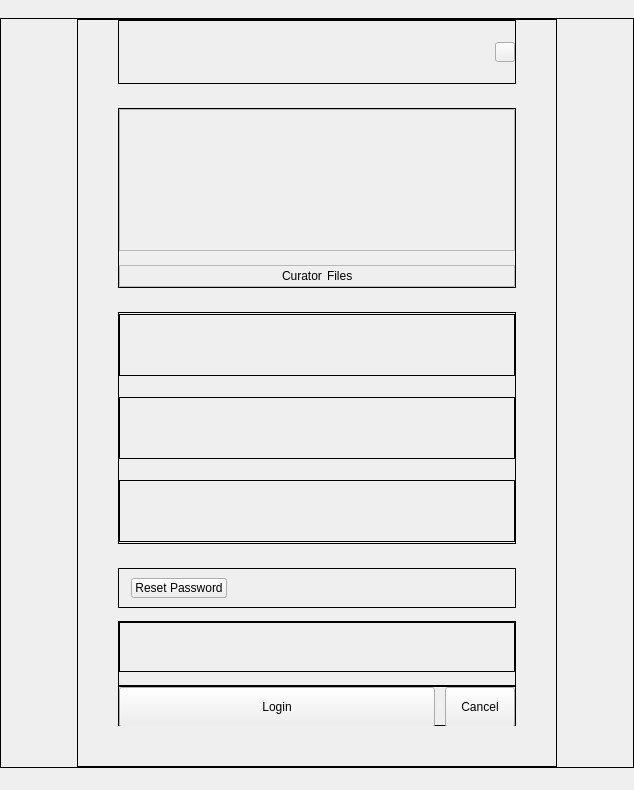
The window that src/gui/newwizard/pages/credentialspage.ui (CSG-Development/owncloud-client) describes before a commit, drawn with Qt 5.
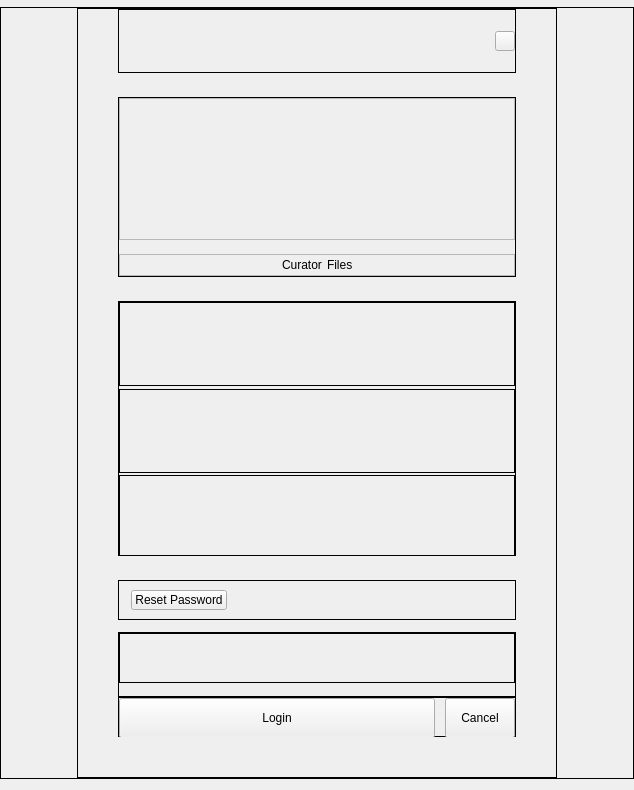
The same window after the commit. Custom widgets are drawn as their Qt base class.

```diff
--- a/src/gui/newwizard/pages/credentialspage.ui
+++ b/src/gui/newwizard/pages/credentialspage.ui
@@ -460,12 +460,6 @@
                 <height>232</height>
                </size>
               </property>
-              <property name="maximumSize">
-               <size>
-                <width>16777215</width>
-                <height>232</height>
-               </size>
-              </property>
               <property name="frameShape">
                <enum>QFrame::Shape::Box</enum>
               </property>
@@ -474,7 +468,7 @@
               </property>
               <layout class="QVBoxLayout" name="verticalLayout_5">
                <property name="spacing">
-                <number>20</number>
+                <number>6</number>
                </property>
                <property name="leftMargin">
                 <number>0</number>
@@ -493,13 +487,13 @@
                  <property name="minimumSize">
                   <size>
                    <width>0</width>
-                   <height>62</height>
+                   <height>84</height>
                   </size>
                  </property>
                  <property name="maximumSize">
                   <size>
                    <width>16777215</width>
-                   <height>62</height>
+                   <height>84</height>
                   </size>
                  </property>
                  <property name="frameShape">
@@ -535,13 +529,13 @@
                  <property name="minimumSize">
                   <size>
                    <width>0</width>
-                   <height>62</height>
+                   <height>84</height>
                   </size>
                  </property>
                  <property name="maximumSize">
                   <size>
                    <width>16777215</width>
-                   <height>62</height>
+                   <height>84</height>
                   </size>
                  </property>
                  <property name="frameShape">
@@ -574,13 +568,13 @@
                  <property name="minimumSize">
                   <size>
                    <width>0</width>
-                   <height>62</height>
+                   <height>84</height>
                   </size>
                  </property>
                  <property name="maximumSize">
                   <size>
                    <width>16777215</width>
-                   <height>62</height>
+                   <height>84</height>
                   </size>
                  </property>
                  <property name="frameShape">
```
